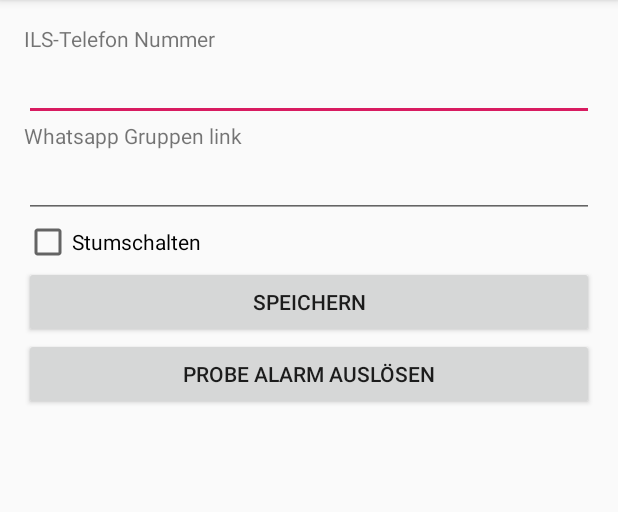
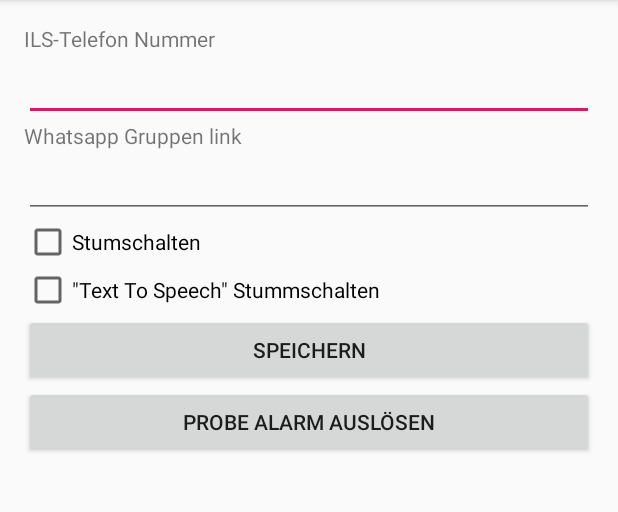
Before and after one commit to PatrickHollweck/MelderHelfer, an Android app: the screen it shows after launch (MainActivity), after a tap on "SPEICHERN", on a phone screen of 412 x 824 dp, the part 84-596 px from its top. Run offline under Robolectric (Android 15) with nearby library versions, the phone set to English and light mode, and no system bars.

Commit message:
Ability to mute tts only

```diff
--- a/app/src/main/java/de/patrickable/melderhelfer/AlarmActivity.kt
+++ b/app/src/main/java/de/patrickable/melderhelfer/AlarmActivity.kt
@@ -136,9 +136,9 @@ class AlarmActivity : AppCompatActivity() {
 
         try {
             EasyTextToSpeach.unMuteSounds(this)
-
             val mediaPlayer = MediaPlayer.create(this, R.raw.pieper)
 
+            if (!Settings.getIsTTSMuted(this)) {
                 mediaPlayer.setOnCompletionListener {
                     parsedAlarm.let {
                         val ttsText = "SMS ALARM ..H..V..O... ${parsedAlarm?.dispatchType} .... ${parsedAlarm?.shortCodeword()} ... ${parsedAlarm?.address}"
@@ -149,6 +149,7 @@ class AlarmActivity : AppCompatActivity() {
                         }, 15000)
                     }
                 }
+            }
 
             mediaPlayer.start()
 
--- a/app/src/main/java/de/patrickable/melderhelfer/MainActivity.kt
+++ b/app/src/main/java/de/patrickable/melderhelfer/MainActivity.kt
@@ -51,6 +51,7 @@ class MainActivity : AppCompatActivity() {
 
         buttonSave.setOnClickListener() {
             Settings.setIsMute(this, checkBoxMute.isChecked)
+            Settings.setIsTTSMuted(this, checkBoxTTSMute.isChecked)
             Settings.setPhoneNumber(this, editTargetPhoneInput.text.toString())
             Settings.setWhatsappGroupLink(this, editWhatsappGroupInput.text.toString())
 
@@ -58,6 +59,7 @@ class MainActivity : AppCompatActivity() {
         }
 
         checkBoxMute.isChecked = Settings.getIsMute(this)
+        checkBoxTTSMute.isChecked = Settings.getIsTTSMuted(this)
         editTargetPhoneInput.setText(Settings.getPhoneNumber(this))
         editWhatsappGroupInput.setText(Settings.getWhatsappGroupLink(this))
     }
--- a/app/src/main/java/de/patrickable/melderhelfer/core/Settings.kt
+++ b/app/src/main/java/de/patrickable/melderhelfer/core/Settings.kt
@@ -8,7 +8,8 @@ class Settings
     companion object {
         private const val KEY_TARGET_PHONE_NUMBERS = "TARGET_PHONE_NUMBER"
         private const val KEY_WHATSAPP_GROUP_LINK = "WHATSAPP_GROUP_LINK"
-        private const val KEY_IS_MUTE = "ENABLE_TTS"
+        private const val KEY_IS_TTS_MUTE = "ENABLE_TTS"
+        private const val KEY_IS_MUTE = "IS_MUTED"
 
         private fun getSharedPreferences(context: Context): SharedPreferences {
             return context.getSharedPreferences("preferences-v1", 0)
@@ -30,6 +31,14 @@ class Settings
             return getSharedPreferences(context).getString(KEY_WHATSAPP_GROUP_LINK, "") ?: ""
         }
 
+        fun setIsTTSMuted(context: Context, enable: Boolean) {
+            getSharedPreferences(context).edit().putBoolean(KEY_IS_TTS_MUTE, enable).apply()
+        }
+
+        fun getIsTTSMuted(context: Context): Boolean {
+            return getSharedPreferences(context).getBoolean(KEY_IS_TTS_MUTE, false);
+        }
+
         fun setIsMute(context: Context, enable: Boolean) {
             getSharedPreferences(context).edit().putBoolean(KEY_IS_MUTE, enable).apply()
         }
--- a/app/src/main/res/layout/activity_main.xml
+++ b/app/src/main/res/layout/activity_main.xml
@@ -49,6 +49,12 @@
                 android:layout_height="wrap_content"
                 android:text="@string/label_mute" />
 
+            <CheckBox
+                android:id="@+id/checkBoxTTSMute"
+                android:layout_width="match_parent"
+                android:layout_height="wrap_content"
+                android:text="@string/label_mute_tts" />
+
             <Button
                 android:id="@+id/buttonSave"
                 android:layout_width="match_parent"
--- a/app/src/main/res/values/strings.xml
+++ b/app/src/main/res/values/strings.xml
@@ -8,4 +8,5 @@
     <string name="whatsapp_input">Whatsapp Gruppen link</string>
     <string name="label_mute">Stumschalten</string>
     <string name="sample_alarm">Probe Alarm auslösen</string>
+    <string name="label_mute_tts">\"Text To Speech\" Stummschalten</string>
 </resources>
```
Lines whose indentation alone changed are shown as unchanged.
